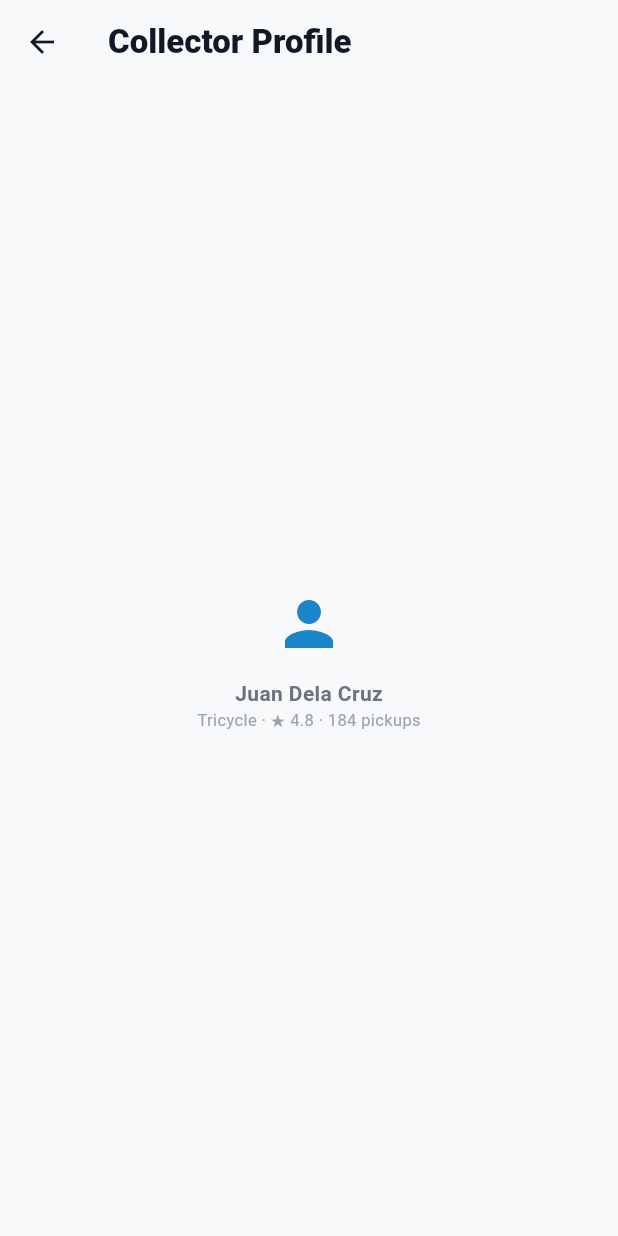
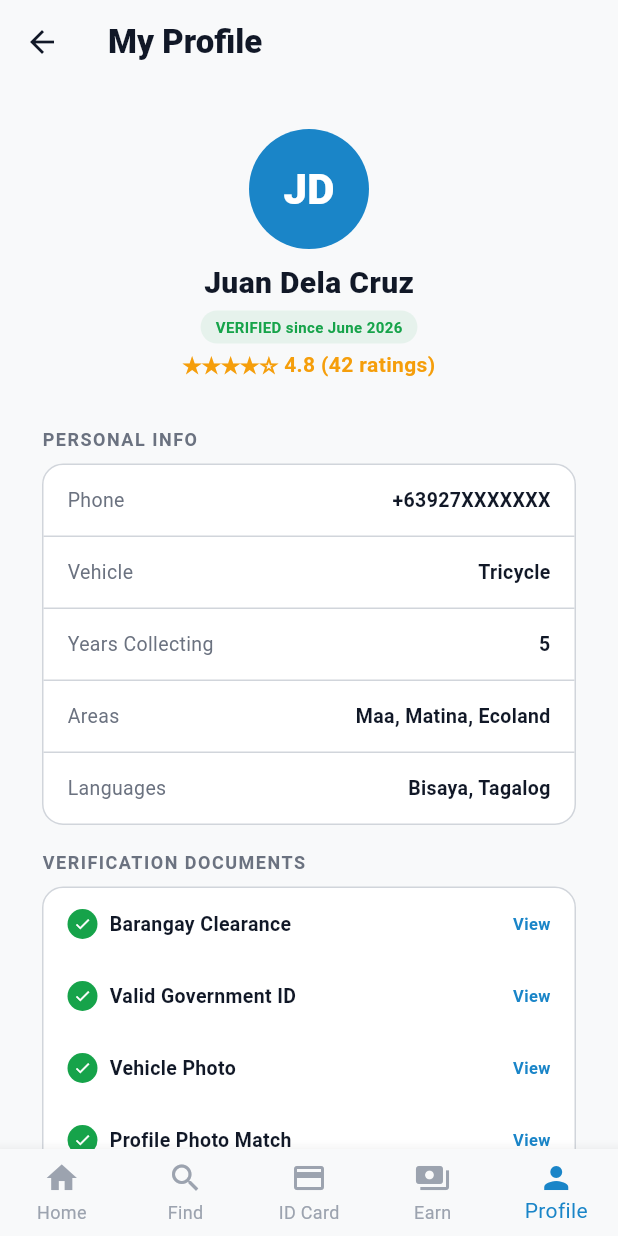
Before and after one commit to madarax092/kilotap, a Flutter app: the CollectorProfileScreen screen opened by its route, on a phone screen of 412 x 824 dp. Run offline on Flutter 3.47's test engine with Material 3 defaults, Android fonts, the phone set to English and light mode, and no system bars; our stand-ins replace cloud_firestore, firebase_auth, firebase_core, google_fonts, google_sign_in, shared_preferences; accounts and stored records are empty; generated files the repository leaves out were written again; Roboto replaces fonts that are missing (Arial).

Commit message:
feat: full CollectorProfile screen (Figma match) + remove stub dupe

```diff
--- a/lib/router.dart
+++ b/lib/router.dart
@@ -8,6 +8,7 @@ import 'screens/household_profile_screen.dart';
 import 'screens/collector_dashboard.dart';
 import 'screens/collector_id_card.dart';
 import 'screens/my_earnings_screen.dart';
+import 'screens/collector_profile_screen.dart';
 import 'screens/admin_dashboard.dart';
 import 'screens/register_screen.dart';
 import 'screens/remaining_screens.dart';
--- /dev/null
+++ b/lib/screens/collector_profile_screen.dart
@@ -0,0 +1,150 @@
+import 'package:flutter/material.dart';
+import '../core/theme/app_colors.dart';
+
+class CollectorProfileScreen extends StatelessWidget {
+  const CollectorProfileScreen({super.key});
+
+  @override Widget build(BuildContext context) {
+    return Scaffold(
+      backgroundColor: AppColors.canvas,
+      appBar: AppBar(
+        backgroundColor: AppColors.canvas, elevation: 0,
+        leading: IconButton(icon: const Icon(Icons.arrow_back, color: AppColors.textPrimary), onPressed: () => Navigator.pop(context)),
+        title: const Text('My Profile', style: TextStyle(color: AppColors.textPrimary, fontWeight: FontWeight.w800)),
+      ),
+      body: ListView(padding: const EdgeInsets.symmetric(horizontal: 28), children: [
+        const SizedBox(height: 30),
+        // Profile header
+        const Center(child: Column(children: [
+          CircleAvatar(radius: 40, backgroundColor: AppColors.buyerBlue, child: Text('JD', style: TextStyle(fontSize: 28, color: Colors.white, fontWeight: FontWeight.w900))),
+          SizedBox(height: 8),
+          Text('Juan Dela Cruz', style: TextStyle(fontSize: 20, fontWeight: FontWeight.w800, color: AppColors.textPrimary)),
+          SizedBox(height: 4),
+          _Badge('VERIFIED since June 2026'),
+          SizedBox(height: 4),
+          Text('★★★★☆ 4.8 (42 ratings)', style: TextStyle(fontSize: 14, fontWeight: FontWeight.w700, color: AppColors.star)),
+        ])),
+        const SizedBox(height: 30),
+        // Personal Info
+        _Section('PERSONAL INFO', [
+          ('Phone', '+63927XXXXXXX'),
+          ('Vehicle', 'Tricycle'),
+          ('Years Collecting', '5'),
+          ('Areas', 'Maa, Matina, Ecoland'),
+          ('Languages', 'Bisaya, Tagalog'),
+        ]),
+        // Verification Documents
+        const Text('VERIFICATION DOCUMENTS', style: TextStyle(fontSize: 12, color: AppColors.textSecondary, fontWeight: FontWeight.w700, letterSpacing: 1)),
+        const SizedBox(height: 8),
+        Container(
+          decoration: BoxDecoration(color: AppColors.pureWhite, borderRadius: BorderRadius.circular(14), border: Border.all(color: AppColors.divider)),
+          child: const Column(children: [
+            _DocRow('Barangay Clearance'),
+            _DocRow('Valid Government ID'),
+            _DocRow('Vehicle Photo'),
+            _DocRow('Profile Photo Match'),
+          ]),
+        ),
+        const SizedBox(height: 16),
+        // Statistics
+        _Section('STATISTICS', [
+          ('Total Pickups', '184'),
+          ('Total Weight', '2,145 kg'),
+          ('Avg. Rating', '★ 4.8'),
+          ('Response Rate', '94%'),
+          ('Cancellation Rate', '2%'),
+        ]),
+        const SizedBox(height: 16),
+        // Availability
+        Container(
+          padding: const EdgeInsets.all(16),
+          decoration: BoxDecoration(color: AppColors.pureWhite, borderRadius: BorderRadius.circular(14), border: Border.all(color: AppColors.divider)),
+          child: Column(crossAxisAlignment: CrossAxisAlignment.start, children: [
+            Row(mainAxisAlignment: MainAxisAlignment.spaceBetween, children: [
+              const Text('AVAILABILITY', style: TextStyle(fontSize: 12, color: AppColors.textSecondary, fontWeight: FontWeight.w700, letterSpacing: 1)),
+              Container(width: 48, height: 26, decoration: BoxDecoration(color: AppColors.success, borderRadius: BorderRadius.circular(13)), child: Align(alignment: Alignment.centerRight, child: Container(margin: const EdgeInsets.only(right: 2), width: 22, height: 22, decoration: const BoxDecoration(color: Colors.white, shape: BoxShape.circle)))),
+            ]),
+            const SizedBox(height: 12),
+            _AvailRow('Status', '● ONLINE', Colors.green),
+            _AvailRow('Active Hours', '7AM - 5PM', null),
+            _AvailRow('Max Distance', '5 km', null),
+            _AvailRow('Max Load/Day', '200 kg', null),
+          ]),
+        ),
+        const SizedBox(height: 20),
+        // Delete
+        OutlinedButton(
+          style: OutlinedButton.styleFrom(foregroundColor: AppColors.error, side: const BorderSide(color: AppColors.error), shape: RoundedRectangleBorder(borderRadius: BorderRadius.circular(10)), padding: const EdgeInsets.symmetric(vertical: 14)),
+          onPressed: () {},
+          child: const Text('Delete Account'),
+        ),
+        const SizedBox(height: 30),
+      ]),
+      bottomNavigationBar: BottomNavigationBar(
+        currentIndex: 4, selectedItemColor: AppColors.buyerBlue, unselectedItemColor: AppColors.textMuted,
+        backgroundColor: AppColors.canvas, type: BottomNavigationBarType.fixed,
+        items: const [
+          BottomNavigationBarItem(icon: Icon(Icons.home), label: 'Home'),
+          BottomNavigationBarItem(icon: Icon(Icons.search), label: 'Find'),
+          BottomNavigationBarItem(icon: Icon(Icons.credit_card), label: 'ID Card'),
+          BottomNavigationBarItem(icon: Icon(Icons.payments), label: 'Earn'),
+          BottomNavigationBarItem(icon: Icon(Icons.person), label: 'Profile'),
+        ],
+      ),
+    );
+  }
+}
+
+class _Badge extends StatelessWidget {
+  final String text; const _Badge(this.text);
+  @override Widget build(BuildContext context) => Container(padding: const EdgeInsets.symmetric(horizontal: 10, vertical: 4), decoration: BoxDecoration(color: AppColors.success.withOpacity(0.08), borderRadius: BorderRadius.circular(12)), child: Text(text, style: const TextStyle(fontSize: 10, fontWeight: FontWeight.w700, color: AppColors.success)));
+}
+
+class _Section extends StatelessWidget {
+  final String title; final List<(String, String)> rows;
+  const _Section(this.title, this.rows);
+  @override Widget build(BuildContext context) => Padding(
+    padding: const EdgeInsets.only(bottom: 16),
+    child: Column(crossAxisAlignment: CrossAxisAlignment.start, children: [
+      Text(title, style: const TextStyle(fontSize: 12, color: AppColors.textSecondary, fontWeight: FontWeight.w700, letterSpacing: 1)),
+      const SizedBox(height: 8),
+      Container(
+        decoration: BoxDecoration(color: AppColors.pureWhite, borderRadius: BorderRadius.circular(14), border: Border.all(color: AppColors.divider)),
+        child: Column(children: rows.asMap().entries.map((e) => Container(
+          padding: const EdgeInsets.symmetric(horizontal: 16, vertical: 14),
+          decoration: e.key < rows.length - 1 ? const BoxDecoration(border: Border(bottom: BorderSide(color: AppColors.divider))) : null,
+          child: Row(mainAxisAlignment: MainAxisAlignment.spaceBetween, children: [
+            Text(e.value.$1, style: const TextStyle(fontSize: 13, color: AppColors.textSecondary)),
+            Text(e.value.$2, style: const TextStyle(fontSize: 13, fontWeight: FontWeight.w600, color: AppColors.textPrimary)),
+          ]),
+        )).toList()),
+      ),
+    ]),
+  );
+}
+
+class _DocRow extends StatelessWidget {
+  final String label; const _DocRow(this.label);
+  @override Widget build(BuildContext context) => Padding(
+    padding: const EdgeInsets.symmetric(horizontal: 16, vertical: 14),
+    child: Row(children: [
+      Container(width: 20, height: 20, decoration: const BoxDecoration(color: AppColors.success, shape: BoxShape.circle), child: const Icon(Icons.check, size: 12, color: Colors.white)),
+      const SizedBox(width: 8),
+      Expanded(child: Text(label, style: const TextStyle(fontWeight: FontWeight.w600, fontSize: 13, color: AppColors.textPrimary))),
+      const Text('View', style: TextStyle(fontSize: 11, fontWeight: FontWeight.w600, color: AppColors.buyerBlue)),
+    ]),
+    decoration: const BoxDecoration(border: Border(bottom: BorderSide(color: AppColors.divider))),
+  );
+}
+
+class _AvailRow extends StatelessWidget {
+  final String label, value; final Color? valueColor;
+  const _AvailRow(this.label, this.value, this.valueColor);
+  @override Widget build(BuildContext context) => Padding(
+    padding: const EdgeInsets.only(bottom: 6),
+    child: Row(mainAxisAlignment: MainAxisAlignment.spaceBetween, children: [
+      Text(label, style: const TextStyle(fontSize: 12, color: AppColors.textSecondary)),
+      Text(value, style: TextStyle(fontSize: 12, fontWeight: FontWeight.w600, color: valueColor ?? AppColors.textPrimary)),
+    ]),
+  );
+}
--- a/lib/screens/remaining_screens.dart
+++ b/lib/screens/remaining_screens.dart
@@ -4,7 +4,6 @@ import '../core/theme/app_colors.dart';
 // Stub screens matching Figma designs — placeholder content
 class FindScrapScreen extends StatelessWidget { const FindScrapScreen({super.key}); @override Widget build(BuildContext context) => Scaffold(backgroundColor: AppColors.canvas, appBar: AppBar(backgroundColor: AppColors.canvas, elevation: 0, leading: IconButton(icon: const Icon(Icons.arrow_back, color: AppColors.textPrimary), onPressed: () => Navigator.pop(context)), title: const Text('Find Scrap', style: TextStyle(color: AppColors.textPrimary, fontWeight: FontWeight.w800))), body: const Center(child: Column(mainAxisAlignment: MainAxisAlignment.center, children: [Icon(Icons.map, size: 48, color: AppColors.buyerBlue), SizedBox(height: 12), Text('Nearby Pickup Map', style: TextStyle(color: AppColors.textSecondary, fontWeight: FontWeight.w600)), Text('4 requests in your area', style: TextStyle(fontSize: 11, color: AppColors.textMuted))]))); }
 class MyRouteScreen extends StatelessWidget { const MyRouteScreen({super.key}); @override Widget build(BuildContext context) => Scaffold(backgroundColor: AppColors.canvas, appBar: AppBar(backgroundColor: AppColors.canvas, elevation: 0, leading: IconButton(icon: const Icon(Icons.arrow_back, color: AppColors.textPrimary), onPressed: () => Navigator.pop(context)), title: const Text('Today\'s Route', style: TextStyle(color: AppColors.textPrimary, fontWeight: FontWeight.w800))), body: const Center(child: Column(mainAxisAlignment: MainAxisAlignment.center, children: [Icon(Icons.route, size: 48, color: AppColors.buyerBlue), SizedBox(height: 12), Text('4.7 km · 2.5 hrs · ~30 kg', style: TextStyle(color: AppColors.textSecondary, fontWeight: FontWeight.w600)), Text('Optimized route ready', style: TextStyle(fontSize: 11, color: AppColors.textMuted))]))); }
-class CollectorProfileScreen extends StatelessWidget { const CollectorProfileScreen({super.key}); @override Widget build(BuildContext context) => Scaffold(backgroundColor: AppColors.canvas, appBar: AppBar(backgroundColor: AppColors.canvas, elevation: 0, leading: IconButton(icon: const Icon(Icons.arrow_back, color: AppColors.textPrimary), onPressed: () => Navigator.pop(context)), title: const Text('Collector Profile', style: TextStyle(color: AppColors.textPrimary, fontWeight: FontWeight.w800))), body: const Center(child: Column(mainAxisAlignment: MainAxisAlignment.center, children: [Icon(Icons.person, size: 48, color: AppColors.buyerBlue), SizedBox(height: 12), Text('Juan Dela Cruz', style: TextStyle(color: AppColors.textSecondary, fontWeight: FontWeight.w600)), Text('Tricycle · ★ 4.8 · 184 pickups', style: TextStyle(fontSize: 11, color: AppColors.textMuted))]))); }
 class UserManagementScreen extends StatelessWidget { const UserManagementScreen({super.key}); @override Widget build(BuildContext context) => Scaffold(backgroundColor: AppColors.canvas, appBar: AppBar(backgroundColor: AppColors.canvas, elevation: 0, leading: IconButton(icon: const Icon(Icons.arrow_back, color: AppColors.textPrimary), onPressed: () => Navigator.pop(context)), title: const Text('Users (342)', style: TextStyle(color: AppColors.textPrimary, fontWeight: FontWeight.w800))), body: const Center(child: Column(mainAxisAlignment: MainAxisAlignment.center, children: [Icon(Icons.people, size: 48, color: AppColors.buyerBlue), SizedBox(height: 12), Text('5 pending verifications', style: TextStyle(color: AppColors.warning, fontWeight: FontWeight.w600))]))); }
 class VerifyCollectorScreen extends StatelessWidget { final String collectorId; const VerifyCollectorScreen({super.key, required this.collectorId}); @override Widget build(BuildContext context) => Scaffold(backgroundColor: AppColors.canvas, appBar: AppBar(backgroundColor: AppColors.canvas, elevation: 0, leading: IconButton(icon: const Icon(Icons.arrow_back, color: AppColors.textPrimary), onPressed: () => Navigator.pop(context)), title: const Text('Verify Collector', style: TextStyle(color: AppColors.textPrimary, fontWeight: FontWeight.w800))), body: const Center(child: Column(mainAxisAlignment: MainAxisAlignment.center, children: [Icon(Icons.verified_user, size: 48, color: AppColors.success), SizedBox(height: 12), Text('Documents verified', style: TextStyle(color: AppColors.textSecondary, fontWeight: FontWeight.w600))]))); }
 class ReportsScreen extends StatelessWidget { const ReportsScreen({super.key}); @override Widget build(BuildContext context) => Scaffold(backgroundColor: AppColors.canvas, appBar: AppBar(backgroundColor: AppColors.canvas, elevation: 0, leading: IconButton(icon: const Icon(Icons.arrow_back, color: AppColors.textPrimary), onPressed: () => Navigator.pop(context)), title: const Text('Reports & Disputes', style: TextStyle(color: AppColors.textPrimary, fontWeight: FontWeight.w800))), body: const Center(child: Column(mainAxisAlignment: MainAxisAlignment.center, children: [Icon(Icons.report, size: 48, color: AppColors.adminRed), SizedBox(height: 12), Text('2 active reports', style: TextStyle(color: AppColors.warning, fontWeight: FontWeight.w600))]))); }
```
